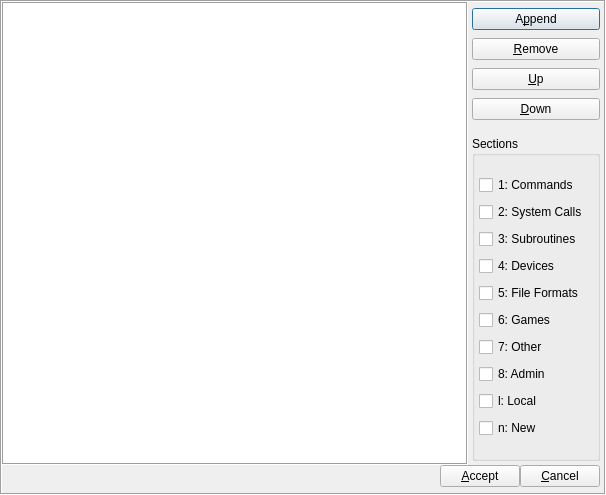
The window that src/options.ui (probonopd/manpager) describes before a commit, drawn with Qt 5.
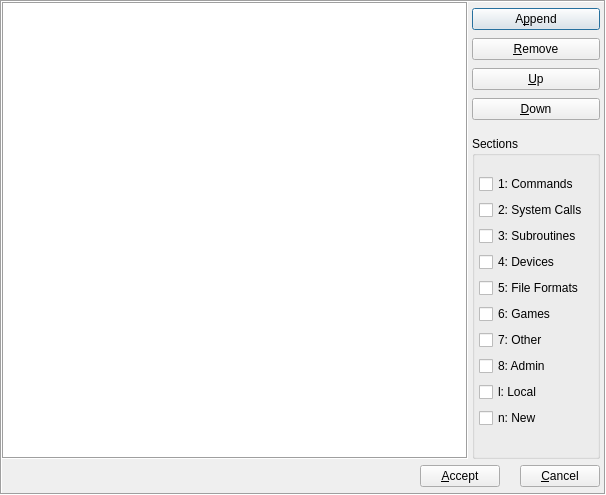
The same window after the commit. Icons and pictures are not drawn.

Patch:
```diff
--- a/src/options.ui
+++ b/src/options.ui
@@ -100,7 +100,7 @@
            <number>4</number>
           </property>
           <property name="bottomMargin">
-           <number>4</number>
+           <number>0</number>
           </property>
           <item>
            <widget class="QPushButton" name="appendButton">
@@ -265,6 +265,9 @@
       </item>
       <item>
        <layout class="QHBoxLayout" name="horizontalLayout">
+        <property name="topMargin">
+         <number>6</number>
+        </property>
         <property name="rightMargin">
          <number>4</number>
         </property>
@@ -291,6 +294,22 @@
           </property>
          </widget>
         </item>
+        <item>
+         <spacer name="horizontalSpacer_2">
+          <property name="orientation">
+           <enum>Qt::Horizontal</enum>
+          </property>
+          <property name="sizeType">
+           <enum>QSizePolicy::Preferred</enum>
+          </property>
+          <property name="sizeHint" stdset="0">
+           <size>
+            <width>20</width>
+            <height>0</height>
+           </size>
+          </property>
+         </spacer>
+        </item>
         <item>
          <widget class="QPushButton" name="cancelButton">
           <property name="text">
```
